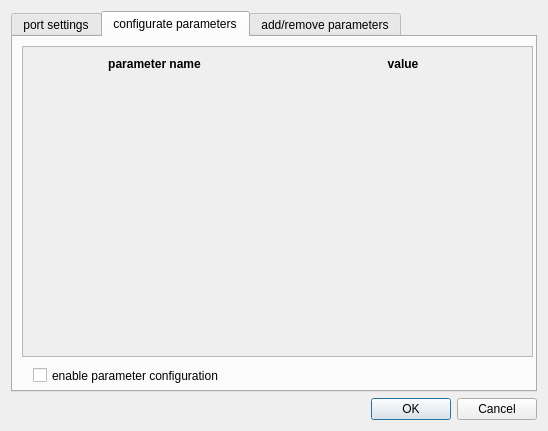
Before: the Qt Designer form src/DynaMind-BasicModules/guicontainergroup.ui in iut-ibk/DynaMind-ToolBox, drawn with Qt 5.
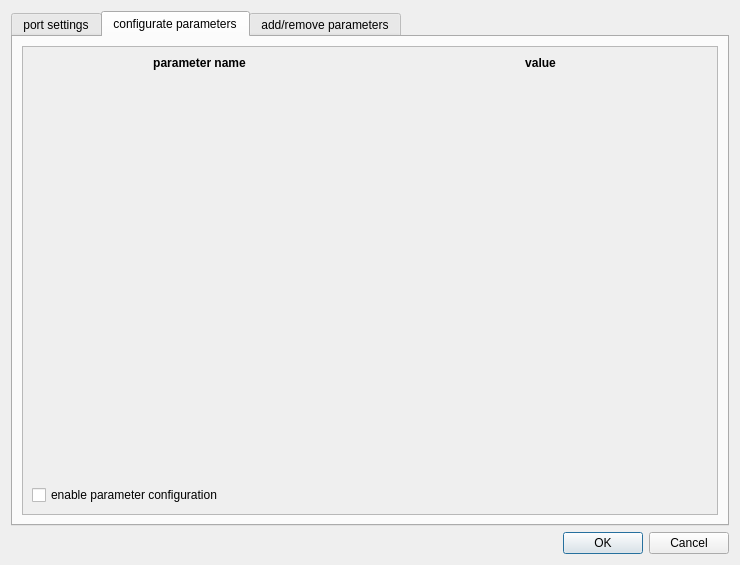
After: the same form once the commit is applied. The open tabs and pages were chosen to show the change.

Commit message: auto resize of guicontainer

The edit to the form file:
```diff
--- a/src/DynaMind-BasicModules/guicontainergroup.ui
+++ b/src/DynaMind-BasicModules/guicontainergroup.ui
@@ -6,8 +6,8 @@
    <rect>
     <x>0</x>
     <y>0</y>
-    <width>548</width>
-    <height>431</height>
+    <width>740</width>
+    <height>565</height>
    </rect>
   </property>
   <property name="windowTitle">
@@ -67,15 +67,9 @@
       <attribute name="title">
        <string>configurate parameters</string>
       </attribute>
+      <layout class="QHBoxLayout" name="horizontalLayout_3">
+       <item>
       <widget class="QScrollArea" name="scrollArea">
-       <property name="geometry">
-        <rect>
-         <x>9</x>
-         <y>9</y>
-         <width>511</width>
-         <height>311</height>
-        </rect>
-       </property>
        <property name="widgetResizable">
         <bool>true</bool>
        </property>
@@ -84,19 +78,12 @@
          <rect>
           <x>0</x>
           <y>0</y>
-          <width>509</width>
-          <height>309</height>
-         </rect>
-        </property>
-        <widget class="QWidget" name="gridLayoutWidget">
-         <property name="geometry">
-          <rect>
-           <x>10</x>
-           <y>10</y>
-           <width>491</width>
-           <height>291</height>
-          </rect>
-         </property>
+            <width>266</width>
+            <height>65</height>
+           </rect>
+          </property>
+          <layout class="QGridLayout" name="gridLayout_3">
+           <item row="0" column="0">
          <layout class="QGridLayout" name="configParamArea" rowstretch="0">
           <property name="verticalSpacing">
            <number>6</number>
@@ -137,22 +124,19 @@
            </widget>
           </item>
          </layout>
-        </widget>
-       </widget>
-      </widget>
+           </item>
+           <item row="1" column="0">
       <widget class="QCheckBox" name="enableConfig">
-       <property name="geometry">
-        <rect>
-         <x>20</x>
-         <y>330</y>
-         <width>530</width>
-         <height>17</height>
-        </rect>
-       </property>
        <property name="text">
         <string>enable parameter configuration</string>
        </property>
       </widget>
+           </item>
+          </layout>
+         </widget>
+        </widget>
+       </item>
+      </layout>
      </widget>
      <widget class="QWidget" name="tab_3">
       <attribute name="title">
```
Left out of the diff: 26 changed lines with no effect on the pictures. Lines whose indentation alone changed are shown as unchanged.
